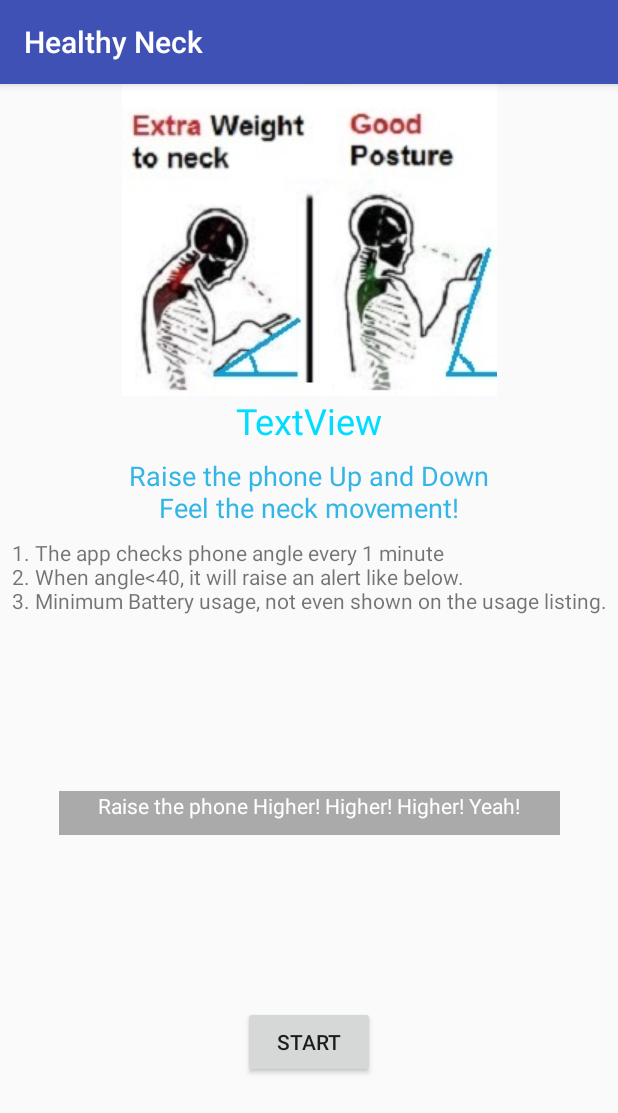
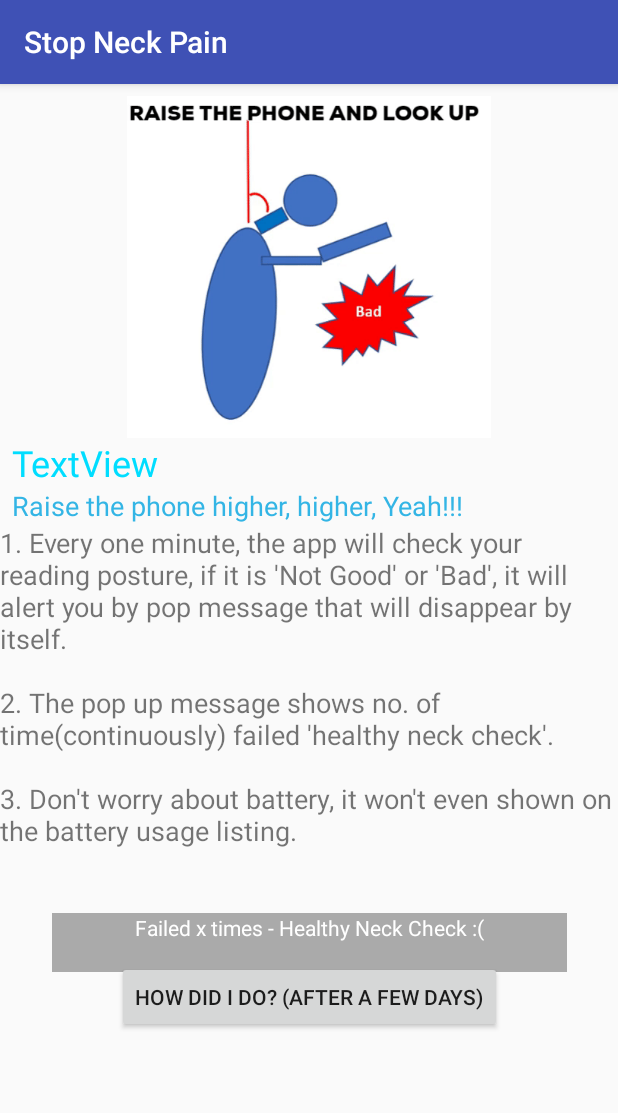
Before and after one commit to nihallo/DoctorPhone, an Android app: the screen it shows after launch (Onboarding), on a phone screen of 412 x 824 dp. Shown: the top 1113 px of the screen. Run offline under Robolectric (Android 15) with nearby library versions, the phone set to English and light mode, and no system bars.

Commit message:
changed display messages

```diff
--- a/app/src/main/AndroidManifest.xml
+++ b/app/src/main/AndroidManifest.xml
@@ -13,14 +13,13 @@
         <activity android:name=".Onboarding">
             <intent-filter>
                 <action android:name="android.intent.action.MAIN" />
-
                 <category android:name="android.intent.category.LAUNCHER" />
             </intent-filter>
         </activity>
 
         <service android:name=".MyService" />
+        <activity android:name=".MainActivity" />
 
-        <activity android:name=".MainActivity"></activity>
     </application>
 
 </manifest>
--- a/app/src/main/res/layout/activity_onboarding.xml
+++ b/app/src/main/res/layout/activity_onboarding.xml
@@ -7,25 +7,28 @@
     tools:context=".Onboarding"
     tools:layout_editor_absoluteY="81dp">
 
-    <ImageView
+    <pl.droidsonroids.gif.GifImageView
         android:id="@+id/imageView2"
-        android:layout_width="wrap_content"
-        android:layout_height="wrap_content"
+        android:layout_width="match_parent"
+        android:layout_height="228dp"
+        android:layout_marginStart="8dp"
+        android:layout_marginTop="8dp"
         android:layout_marginEnd="8dp"
-        android:layout_marginStart="8dp"
+        android:src="@drawable/lookup"
         app:layout_constraintEnd_toEndOf="parent"
+
         app:layout_constraintStart_toStartOf="parent"
-        app:srcCompat="@drawable/tilting_degree"
-        tools:layout_editor_absoluteY="2dp" />
+        app:layout_constraintTop_toTopOf="parent" />
+
 
     <TextView
         android:id="@+id/mDegreeText"
-        android:layout_width="wrap_content"
+        android:layout_width="0dp"
         android:layout_height="wrap_content"
+        android:layout_marginStart="8dp"
         android:layout_marginEnd="8dp"
-        android:layout_marginStart="8dp"
         android:text="TextView"
-        android:textAlignment="center"
+        android:textAlignment="viewStart"
         android:textAppearance="@style/TextAppearance.AppCompat.Headline"
         android:textColor="@android:color/holo_blue_bright"
         app:layout_constraintEnd_toEndOf="parent"
@@ -35,27 +38,27 @@
 
     <TextView
         android:id="@+id/textView4"
-        android:layout_width="wrap_content"
+        android:layout_width="0dp"
         android:layout_height="wrap_content"
+        android:layout_marginStart="8dp"
         android:layout_marginEnd="8dp"
-        android:layout_marginStart="8dp"
-        android:layout_marginTop="8dp"
         android:text="@string/movePhoneUpDown"
-        android:textAlignment="center"
+        android:textAlignment="viewStart"
         android:textColor="@android:color/holo_blue_light"
         android:textSize="18sp"
         app:layout_constraintEnd_toEndOf="parent"
+        app:layout_constraintHorizontal_bias="0.504"
         app:layout_constraintStart_toStartOf="parent"
         app:layout_constraintTop_toBottomOf="@+id/mDegreeText" />
 
     <TextView
         android:id="@+id/textView3"
         android:layout_width="wrap_content"
-        android:layout_height="wrap_content"
+        android:layout_height="216dp"
+        android:layout_marginStart="8dp"
         android:layout_marginEnd="8dp"
-        android:layout_marginStart="8dp"
-        android:layout_marginTop="8dp"
         android:text="@string/app_logic"
+        android:textSize="18dp"
         app:layout_constraintEnd_toEndOf="parent"
         app:layout_constraintStart_toStartOf="parent"
         app:layout_constraintTop_toBottomOf="@+id/textView4" />
@@ -63,33 +66,32 @@
 
     <TextView
         android:id="@+id/toastMsgText"
-        android:layout_width="334dp"
-        android:layout_height="29dp"
+        android:layout_width="343dp"
+        android:layout_height="39dp"
+        android:layout_marginStart="8dp"
         android:layout_marginEnd="8dp"
-        android:layout_marginStart="8dp"
-        android:layout_marginTop="12dp"
+        android:layout_marginBottom="176dp"
         android:background="@android:color/darker_gray"
-        android:text="@string/toastMsg"
+        android:text="@string/popup_healthy_neck_failed_message"
         android:textAlignment="center"
         android:textColor="@android:color/background_light"
-        app:layout_constraintBottom_toTopOf="@+id/mStartButton"
+        app:layout_constraintBottom_toBottomOf="parent"
         app:layout_constraintEnd_toEndOf="parent"
-        app:layout_constraintHorizontal_bias="0.5"
-        app:layout_constraintStart_toStartOf="parent"
-        app:layout_constraintTop_toBottomOf="@+id/textView3" />
+        app:layout_constraintStart_toStartOf="parent" />
 
     <Button
         android:id="@+id/mStartButton"
         android:layout_width="wrap_content"
         android:layout_height="wrap_content"
-        android:layout_marginEnd="8dp"
         android:layout_marginStart="8dp"
         android:layout_marginTop="8dp"
-        android:text="Start"
+        android:layout_marginEnd="8dp"
+        android:text="@string/BtnTextShowReport"
         app:layout_constraintBottom_toBottomOf="parent"
         app:layout_constraintEnd_toEndOf="parent"
         app:layout_constraintStart_toStartOf="parent"
-        app:layout_constraintTop_toBottomOf="@+id/toastMsgText" />
+        app:layout_constraintTop_toBottomOf="@+id/textView3"
+        app:layout_constraintVertical_bias="0.333" />
 
 
     <android.support.constraint.Guideline
--- a/app/src/main/res/values/strings.xml
+++ b/app/src/main/res/values/strings.xml
@@ -1,11 +1,36 @@
 <resources>
-    <string name="app_name">Healthy Neck</string>
-    <string name="StartBtnText">Service Running!</string>
-    <string name="StopBtnText">Stop Caring</string>
-    <string name="promoteText">Can close this app now, it is now run in the background as shown in the top left corner, it will only prompt you when your neck bends too much.</string>
+
+    //SharedPreference keys
+    <string name="key_alert_angle">key_alert_angle</string>
+    <string name="key_alert_frequency">key_alert_frequency</string>
+    <string name="key_0_15_angle">key_0_15_angle</string>
+    <string name="key_16_30_angle">key_16_30_angle</string>
+    <string name="key_31_45_angle">key_31_45_angle</string>
+    <string name="key_46_60_angle">key_46_60_angle</string>
+    <string name="key_61_75_angle">key_61_75_angle</string>
+    <string name="key_76_90_angle">key_76_90_angle</string>
+    <string name="key_91_above_angle">key_91_above_angle</string>
+
+    //display texts
+    <string name="app_name">Stop Neck Pain</string>
+    <string name="toast_msg_service_started">Happy Neck Journey Started :)</string>
+    <string name="settingBtn">Settings</string>
+    <string name="reportBtn">Health Reports</string>
+    <string name="angleSelectionText">Alert Trigger Point/Angle</string>
+    <string name="alterFrequencyText">Alert Frequency</string>
+    <string name="StartBtnText">Service Running. :)</string>
+    <string name="StopBtnText">Stop Caring. :(</string>
+    <string name="promoteText">Running in background</string>
     <string name="raisePhone">Raise the phone higher, relax your neck.</string>
-    <string name="toastMsg">Raise the phone Higher! Higher! Higher! Yeah!</string>
-    <string name="movePhoneUpDown">Raise the phone Up and Down\nFeel the neck movement!</string>
-    <string name="app_logic">1. The app checks phone angle every 1 minute\n2. When angle&lt;40, it will raise an alert like below.\n3. Minimum Battery usage, not even shown on the usage listing.</string>
+    <string name="toastMsg">Raise the phone straight up, Higher! Higher! Yeah!</string>
+    <string name="movePhoneUpDown">Raise the phone higher, higher, Yeah!!!</string>
+    <string name="popup_healthy_neck_failed_message">Failed x times - Healthy Neck Check :(</string>
+    <string name="BtnTextShowReport">How did i do? (After a few days)</string>
+    <string name="app_logic">1. Every one minute, the app will check your reading posture, if it is \'Not Good\' or \'Bad\', it will alert you by pop message that will disappear by itself.
+        \n\n2. The pop up message shows no. of time(continuously) failed \'healthy neck check\'.
+        \n\n3. Don\'t worry about battery, it won\'t even shown on the battery usage listing.</string>
+    <string name="notification_text">Good reading posture, don\'t bend neck.</string>
+    <string name="explainReportText">Angle 50-90 range is better for neck. \n>90 most likely reading while lying down.</string>
+
 
 </resources>
```
Also changed, not shown: app/build.gradle (+20 -2 lines), app/src/main/java/com/niuniusolutions/healthyniu/MainActivity.java (+84 -10 lines), app/src/main/java/com/niuniusolutions/healthyniu/MyService.java (+107 -13 lines), app/src/main/java/com/niuniusolutions/healthyniu/Onboarding.java (+27 -2 lines), app/src/main/res/layout/activity_main.xml (+42 -46 lines), build.gradle (+4 -3 lines), app/src/main/res/drawable/bad.PNG (added), app/src/main/res/drawable/good.PNG (added), app/src/main/res/drawable/lookup.gif (added), app/src/main/res/drawable/neck_tilt_degree.PNG, gradle/wrapper/gradle-wrapper.properties.
